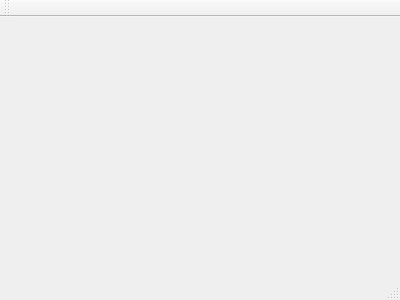
Above: Linux/KompisUSB/kompis.ui from sirasjad/KompisUSB before the change. Below: the same form after it.
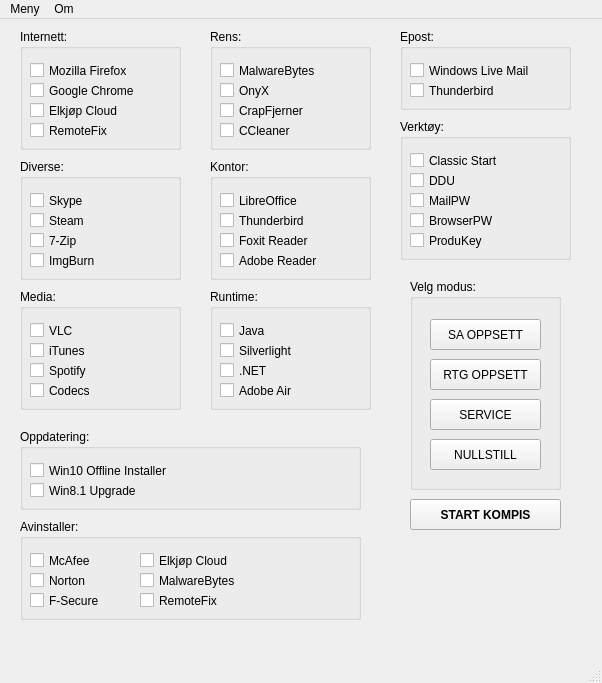
That is the form after the change. Icons and pictures are not drawn.

```diff
--- a/Linux/KompisUSB/kompis.ui
+++ b/Linux/KompisUSB/kompis.ui
@@ -1,24 +1,808 @@
 <ui version="4.0">
  <class>Kompis</class>
- <widget class="QMainWindow" name="Kompis" >
-  <property name="geometry" >
+ <widget class="QMainWindow" name="Kompis">
+  <property name="geometry">
    <rect>
     <x>0</x>
     <y>0</y>
-    <width>400</width>
-    <height>300</height>
+    <width>602</width>
+    <height>683</height>
    </rect>
   </property>
   <property name="windowTitle" >
    <string>Kompis</string>
   </property>
-  <widget class="QMenuBar" name="menuBar" />
-  <widget class="QToolBar" name="mainToolBar" />
-  <widget class="QWidget" name="centralWidget" />
-  <widget class="QStatusBar" name="statusBar" />
+  <widget class="QWidget" name="centralWidget">
+   <widget class="QGroupBox" name="groupBox">
+    <property name="geometry">
+     <rect>
+      <x>410</x>
+      <y>260</y>
+      <width>151</width>
+      <height>211</height>
+     </rect>
+    </property>
+    <property name="title">
+     <string>Velg modus:</string>
+    </property>
+    <widget class="QPushButton" name="pushButton">
+     <property name="geometry">
+      <rect>
+       <x>20</x>
+       <y>40</y>
+       <width>111</width>
+       <height>31</height>
+      </rect>
+     </property>
+     <property name="text">
+      <string>SA OPPSETT</string>
+     </property>
+    </widget>
+    <widget class="QPushButton" name="pushButton_2">
+     <property name="geometry">
+      <rect>
+       <x>20</x>
+       <y>80</y>
+       <width>111</width>
+       <height>31</height>
+      </rect>
+     </property>
+     <property name="text">
+      <string>RTG OPPSETT</string>
+     </property>
+    </widget>
+    <widget class="QPushButton" name="pushButton_3">
+     <property name="geometry">
+      <rect>
+       <x>20</x>
+       <y>120</y>
+       <width>111</width>
+       <height>31</height>
+      </rect>
+     </property>
+     <property name="text">
+      <string>SERVICE</string>
+     </property>
+    </widget>
+    <widget class="QPushButton" name="pushButton_4">
+     <property name="geometry">
+      <rect>
+       <x>20</x>
+       <y>160</y>
+       <width>111</width>
+       <height>31</height>
+      </rect>
+     </property>
+     <property name="text">
+      <string>NULLSTILL</string>
+     </property>
+    </widget>
+   </widget>
+   <widget class="QPushButton" name="startKompis">
+    <property name="geometry">
+     <rect>
+      <x>410</x>
+      <y>480</y>
+      <width>151</width>
+      <height>31</height>
+     </rect>
+    </property>
+    <property name="font">
+     <font>
+      <weight>75</weight>
+      <bold>true</bold>
+     </font>
+    </property>
+    <property name="text">
+     <string>START KOMPIS</string>
+    </property>
+   </widget>
+   <widget class="QGroupBox" name="groupBox_2">
+    <property name="geometry">
+     <rect>
+      <x>20</x>
+      <y>140</y>
+      <width>161</width>
+      <height>121</height>
+     </rect>
+    </property>
+    <property name="title">
+     <string>Diverse:</string>
+    </property>
+    <widget class="QCheckBox" name="checkBox_39">
+     <property name="geometry">
+      <rect>
+       <x>10</x>
+       <y>30</y>
+       <width>121</width>
+       <height>23</height>
+      </rect>
+     </property>
+     <property name="text">
+      <string>Skype</string>
+     </property>
+    </widget>
+    <widget class="QCheckBox" name="checkBox_45">
+     <property name="geometry">
+      <rect>
+       <x>10</x>
+       <y>50</y>
+       <width>121</width>
+       <height>23</height>
+      </rect>
+     </property>
+     <property name="text">
+      <string>Steam</string>
+     </property>
+    </widget>
+    <widget class="QCheckBox" name="checkBox_41">
+     <property name="geometry">
+      <rect>
+       <x>10</x>
+       <y>70</y>
+       <width>121</width>
+       <height>23</height>
+      </rect>
+     </property>
+     <property name="text">
+      <string>7-Zip</string>
+     </property>
+    </widget>
+    <widget class="QCheckBox" name="checkBox_46">
+     <property name="geometry">
+      <rect>
+       <x>10</x>
+       <y>90</y>
+       <width>121</width>
+       <height>23</height>
+      </rect>
+     </property>
+     <property name="text">
+      <string>ImgBurn</string>
+     </property>
+    </widget>
+   </widget>
+   <widget class="QGroupBox" name="groupBox_3">
+    <property name="geometry">
+     <rect>
+      <x>210</x>
+      <y>10</y>
+      <width>161</width>
+      <height>121</height>
+     </rect>
+    </property>
+    <property name="title">
+     <string>Rens:</string>
+    </property>
+    <widget class="QCheckBox" name="checkBox_3">
+     <property name="geometry">
+      <rect>
+       <x>10</x>
+       <y>30</y>
+       <width>121</width>
+       <height>23</height>
+      </rect>
+     </property>
+     <property name="text">
+      <string>MalwareBytes</string>
+     </property>
+    </widget>
+    <widget class="QCheckBox" name="checkBox_4">
+     <property name="geometry">
+      <rect>
+       <x>10</x>
+       <y>70</y>
+       <width>121</width>
+       <height>23</height>
+      </rect>
+     </property>
+     <property name="text">
+      <string>CrapFjerner</string>
+     </property>
+    </widget>
+    <widget class="QCheckBox" name="checkBox_8">
+     <property name="geometry">
+      <rect>
+       <x>10</x>
+       <y>90</y>
+       <width>121</width>
+       <height>23</height>
+      </rect>
+     </property>
+     <property name="text">
+      <string>CCleaner</string>
+     </property>
+    </widget>
+    <widget class="QCheckBox" name="checkBox_16">
+     <property name="geometry">
+      <rect>
+       <x>10</x>
+       <y>50</y>
+       <width>121</width>
+       <height>23</height>
+      </rect>
+     </property>
+     <property name="text">
+      <string>OnyX</string>
+     </property>
+    </widget>
+   </widget>
+   <widget class="QLabel" name="label_2">
+    <property name="geometry">
+     <rect>
+      <x>440</x>
+      <y>500</y>
+      <width>111</width>
+      <height>121</height>
+     </rect>
+    </property>
+    <property name="text">
+     <string/>
+    </property>
+    <property name="pixmap">
+     <pixmap>elkjop.png</pixmap>
+    </property>
+    <property name="scaledContents">
+     <bool>true</bool>
+    </property>
+   </widget>
+   <widget class="QGroupBox" name="groupBox_4">
+    <property name="geometry">
+     <rect>
+      <x>20</x>
+      <y>410</y>
+      <width>341</width>
+      <height>81</height>
+     </rect>
+    </property>
+    <property name="title">
+     <string>Oppdatering:</string>
+    </property>
+    <widget class="QCheckBox" name="checkBox_11">
+     <property name="geometry">
+      <rect>
+       <x>10</x>
+       <y>30</y>
+       <width>181</width>
+       <height>23</height>
+      </rect>
+     </property>
+     <property name="text">
+      <string>Win10 Offline Installer</string>
+     </property>
+    </widget>
+    <widget class="QCheckBox" name="checkBox_13">
+     <property name="geometry">
+      <rect>
+       <x>10</x>
+       <y>50</y>
+       <width>131</width>
+       <height>23</height>
+      </rect>
+     </property>
+     <property name="text">
+      <string>Win8.1 Upgrade</string>
+     </property>
+    </widget>
+   </widget>
+   <widget class="QGroupBox" name="groupBox_5">
+    <property name="geometry">
+     <rect>
+      <x>400</x>
+      <y>100</y>
+      <width>171</width>
+      <height>141</height>
+     </rect>
+    </property>
+    <property name="title">
+     <string>Verktøy:</string>
+    </property>
+    <widget class="QCheckBox" name="checkBox_15">
+     <property name="geometry">
+      <rect>
+       <x>10</x>
+       <y>30</y>
+       <width>121</width>
+       <height>23</height>
+      </rect>
+     </property>
+     <property name="text">
+      <string>Classic Start</string>
+     </property>
+    </widget>
+    <widget class="QCheckBox" name="checkBox_17">
+     <property name="geometry">
+      <rect>
+       <x>10</x>
+       <y>70</y>
+       <width>121</width>
+       <height>23</height>
+      </rect>
+     </property>
+     <property name="text">
+      <string>MailPW</string>
+     </property>
+    </widget>
+    <widget class="QCheckBox" name="checkBox_18">
+     <property name="geometry">
+      <rect>
+       <x>10</x>
+       <y>90</y>
+       <width>121</width>
+       <height>23</height>
+      </rect>
+     </property>
+     <property name="text">
+      <string>BrowserPW</string>
+     </property>
+    </widget>
+    <widget class="QCheckBox" name="checkBox_19">
+     <property name="geometry">
+      <rect>
+       <x>10</x>
+       <y>110</y>
+       <width>121</width>
+       <height>23</height>
+      </rect>
+     </property>
+     <property name="text">
+      <string>ProduKey</string>
+     </property>
+    </widget>
+    <widget class="QCheckBox" name="checkBox_20">
+     <property name="geometry">
+      <rect>
+       <x>10</x>
+       <y>50</y>
+       <width>61</width>
+       <height>23</height>
+      </rect>
+     </property>
+     <property name="text">
+      <string>DDU</string>
+     </property>
+    </widget>
+   </widget>
+   <widget class="QGroupBox" name="groupBox_6">
+    <property name="geometry">
+     <rect>
+      <x>20</x>
+      <y>500</y>
+      <width>341</width>
+      <height>101</height>
+     </rect>
+    </property>
+    <property name="title">
+     <string>Avinstaller:</string>
+    </property>
+    <widget class="QCheckBox" name="checkBox_14">
+     <property name="geometry">
+      <rect>
+       <x>10</x>
+       <y>30</y>
+       <width>81</width>
+       <height>23</height>
+      </rect>
+     </property>
+     <property name="text">
+      <string>McAfee</string>
+     </property>
+    </widget>
+    <widget class="QCheckBox" name="checkBox_21">
+     <property name="geometry">
+      <rect>
+       <x>10</x>
+       <y>50</y>
+       <width>81</width>
+       <height>23</height>
+      </rect>
+     </property>
+     <property name="text">
+      <string>Norton</string>
+     </property>
+    </widget>
+    <widget class="QCheckBox" name="checkBox_22">
+     <property name="geometry">
+      <rect>
+       <x>10</x>
+       <y>70</y>
+       <width>91</width>
+       <height>23</height>
+      </rect>
+     </property>
+     <property name="text">
+      <string>F-Secure</string>
+     </property>
+    </widget>
+    <widget class="QCheckBox" name="checkBox_23">
+     <property name="geometry">
+      <rect>
+       <x>120</x>
+       <y>30</y>
+       <width>111</width>
+       <height>23</height>
+      </rect>
+     </property>
+     <property name="text">
+      <string>Elkjøp Cloud</string>
+     </property>
+    </widget>
+    <widget class="QCheckBox" name="checkBox_24">
+     <property name="geometry">
+      <rect>
+       <x>120</x>
+       <y>50</y>
+       <width>131</width>
+       <height>23</height>
+      </rect>
+     </property>
+     <property name="text">
+      <string>MalwareBytes</string>
+     </property>
+    </widget>
+    <widget class="QCheckBox" name="checkBox_25">
+     <property name="geometry">
+      <rect>
+       <x>120</x>
+       <y>70</y>
+       <width>101</width>
+       <height>23</height>
+      </rect>
+     </property>
+     <property name="text">
+      <string>RemoteFix</string>
+     </property>
+    </widget>
+   </widget>
+   <widget class="QGroupBox" name="groupBox_7">
+    <property name="geometry">
+     <rect>
+      <x>20</x>
+      <y>10</y>
+      <width>161</width>
+      <height>121</height>
+     </rect>
+    </property>
+    <property name="title">
+     <string>Internett:</string>
+    </property>
+    <widget class="QCheckBox" name="checkBox_47">
+     <property name="geometry">
+      <rect>
+       <x>10</x>
+       <y>30</y>
+       <width>121</width>
+       <height>23</height>
+      </rect>
+     </property>
+     <property name="text">
+      <string>Mozilla Firefox</string>
+     </property>
+    </widget>
+    <widget class="QCheckBox" name="checkBox_48">
+     <property name="geometry">
+      <rect>
+       <x>10</x>
+       <y>50</y>
+       <width>131</width>
+       <height>23</height>
+      </rect>
+     </property>
+     <property name="text">
+      <string>Google Chrome</string>
+     </property>
+    </widget>
+    <widget class="QCheckBox" name="checkBox_30">
+     <property name="geometry">
+      <rect>
+       <x>10</x>
+       <y>70</y>
+       <width>121</width>
+       <height>23</height>
+      </rect>
+     </property>
+     <property name="text">
+      <string>Elkjøp Cloud</string>
+     </property>
+    </widget>
+    <widget class="QCheckBox" name="checkBox_38">
+     <property name="geometry">
+      <rect>
+       <x>10</x>
+       <y>90</y>
+       <width>121</width>
+       <height>23</height>
+      </rect>
+     </property>
+     <property name="text">
+      <string>RemoteFix</string>
+     </property>
+    </widget>
+   </widget>
+   <widget class="QGroupBox" name="groupBox_9">
+    <property name="geometry">
+     <rect>
+      <x>20</x>
+      <y>270</y>
+      <width>161</width>
+      <height>121</height>
+     </rect>
+    </property>
+    <property name="title">
+     <string>Media:</string>
+    </property>
+    <widget class="QCheckBox" name="checkBox_36">
+     <property name="geometry">
+      <rect>
+       <x>10</x>
+       <y>30</y>
+       <width>121</width>
+       <height>23</height>
+      </rect>
+     </property>
+     <property name="text">
+      <string>VLC</string>
+     </property>
+    </widget>
+    <widget class="QCheckBox" name="checkBox_50">
+     <property name="geometry">
+      <rect>
+       <x>10</x>
+       <y>50</y>
+       <width>121</width>
+       <height>23</height>
+      </rect>
+     </property>
+     <property name="text">
+      <string>iTunes</string>
+     </property>
+    </widget>
+    <widget class="QCheckBox" name="checkBox_40">
+     <property name="geometry">
+      <rect>
+       <x>10</x>
+       <y>70</y>
+       <width>121</width>
+       <height>23</height>
+      </rect>
+     </property>
+     <property name="text">
+      <string>Spotify</string>
+     </property>
+    </widget>
+    <widget class="QCheckBox" name="checkBox_51">
+     <property name="geometry">
+      <rect>
+       <x>10</x>
+       <y>90</y>
+       <width>121</width>
+       <height>23</height>
+      </rect>
+     </property>
+     <property name="text">
+      <string>Codecs</string>
+     </property>
+    </widget>
+   </widget>
+   <widget class="QGroupBox" name="groupBox_10">
+    <property name="geometry">
+     <rect>
+      <x>210</x>
+      <y>140</y>
+      <width>161</width>
+      <height>121</height>
+     </rect>
+    </property>
+    <property name="title">
+     <string>Kontor:</string>
+    </property>
+    <widget class="QCheckBox" name="checkBox_37">
+     <property name="geometry">
+      <rect>
+       <x>10</x>
+       <y>30</y>
+       <width>121</width>
+       <height>23</height>
+      </rect>
+     </property>
+     <property name="text">
+      <string>LibreOffice</string>
+     </property>
+    </widget>
+    <widget class="QCheckBox" name="checkBox_44">
+     <property name="geometry">
+      <rect>
+       <x>10</x>
+       <y>50</y>
+       <width>121</width>
+       <height>23</height>
+      </rect>
+     </property>
+     <property name="text">
+      <string>Thunderbird</string>
+     </property>
+    </widget>
+    <widget class="QCheckBox" name="checkBox_35">
+     <property name="geometry">
+      <rect>
+       <x>10</x>
+       <y>70</y>
+       <width>121</width>
+       <height>23</height>
+      </rect>
+     </property>
+     <property name="text">
+      <string>Foxit Reader</string>
+     </property>
+    </widget>
+    <widget class="QCheckBox" name="checkBox_33">
+     <property name="geometry">
+      <rect>
+       <x>10</x>
+       <y>90</y>
+       <width>121</width>
+       <height>23</height>
+      </rect>
+     </property>
+     <property name="text">
+      <string>Adobe Reader</string>
+     </property>
+    </widget>
+   </widget>
+   <widget class="QGroupBox" name="groupBox_8">
+    <property name="geometry">
+     <rect>
+      <x>210</x>
+      <y>270</y>
+      <width>161</width>
+      <height>121</height>
+     </rect>
+    </property>
+    <property name="title">
+     <string>Runtime:</string>
+    </property>
+    <widget class="QCheckBox" name="checkBox_55">
+     <property name="geometry">
+      <rect>
+       <x>10</x>
+       <y>30</y>
+       <width>121</width>
+       <height>23</height>
+      </rect>
+     </property>
+     <property name="text">
+      <string>Java</string>
+     </property>
+    </widget>
+    <widget class="QCheckBox" name="checkBox_56">
+     <property name="geometry">
+      <rect>
+       <x>10</x>
+       <y>50</y>
+       <width>131</width>
+       <height>23</height>
+      </rect>
+     </property>
+     <property name="text">
+      <string>Silverlight</string>
+     </property>
+    </widget>
+    <widget class="QCheckBox" name="checkBox_34">
+     <property name="geometry">
+      <rect>
+       <x>10</x>
+       <y>70</y>
+       <width>121</width>
+       <height>23</height>
+      </rect>
+     </property>
+     <property name="text">
+      <string>.NET</string>
+     </property>
+    </widget>
+    <widget class="QCheckBox" name="checkBox_57">
+     <property name="geometry">
+      <rect>
+       <x>10</x>
+       <y>90</y>
+       <width>121</width>
+       <height>23</height>
+      </rect>
+     </property>
+     <property name="text">
+      <string>Adobe Air</string>
+     </property>
+    </widget>
+   </widget>
+   <widget class="QGroupBox" name="groupBox_11">
+    <property name="geometry">
+     <rect>
+      <x>400</x>
+      <y>10</y>
+      <width>171</width>
+      <height>81</height>
+     </rect>
+    </property>
+    <property name="title">
+     <string>Epost:</string>
+    </property>
+    <widget class="QCheckBox" name="checkBox_49">
+     <property name="geometry">
+      <rect>
+       <x>10</x>
+       <y>50</y>
+       <width>121</width>
+       <height>23</height>
+      </rect>
+     </property>
+     <property name="text">
+      <string>Thunderbird</string>
+     </property>
+    </widget>
+    <widget class="QCheckBox" name="checkBox_43">
+     <property name="geometry">
+      <rect>
+       <x>10</x>
+       <y>30</y>
+       <width>151</width>
+       <height>23</height>
+      </rect>
+     </property>
+     <property name="text">
+      <string>Windows Live Mail</string>
+     </property>
+    </widget>
+   </widget>
+  </widget>
+  <widget class="QMenuBar" name="menuBar">
+   <property name="geometry">
+    <rect>
+     <x>0</x>
+     <y>0</y>
+     <width>602</width>
+     <height>22</height>
+    </rect>
+   </property>
+   <widget class="QMenu" name="menuMeny">
+    <property name="title">
+     <string>Meny</string>
+    </property>
+    <addaction name="actionInnstillinger"/>
+    <addaction name="actionAvslutt"/>
+   </widget>
+   <widget class="QMenu" name="menuOm">
+    <property name="title">
+     <string>Om</string>
+    </property>
+    <addaction name="actionSe_etter_oppdatering"/>
+    <addaction name="actionOm_Kompis"/>
+   </widget>
+   <addaction name="menuMeny"/>
+   <addaction name="menuOm"/>
+  </widget>
+  <widget class="QStatusBar" name="statusBar"/>
+  <action name="actionInnstillinger">
+   <property name="text">
+    <string>Innstillinger</string>
+   </property>
+  </action>
+  <action name="actionAvslutt">
+   <property name="text">
+    <string>Avslutt</string>
+   </property>
+  </action>
+  <action name="actionOm_Kompis">
+   <property name="text">
+    <string>Om Kompis</string>
+   </property>
+  </action>
+  <action name="actionSe_etter_oppdatering">
+   <property name="text">
+    <string>Se etter oppdatering</string>
+   </property>
+  </action>
  </widget>
- <layoutDefault spacing="6" margin="11" />
- <pixmapfunction></pixmapfunction>
+ <layoutdefault spacing="6" margin="11"/>
  <resources/>
  <connections/>
 </ui>
```
Left out of the diff: 3 changed lines with no effect on the pictures.
